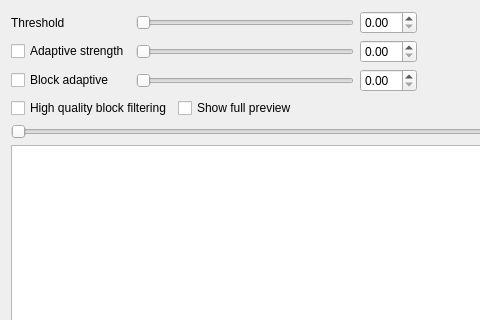
The window that avidemux_plugins/ADM_videoFilters6/asharp/qt4/asharp.ui (mean00/avidemux2) describes before a commit, drawn with Qt 5; both pictures show x 0 to 480 and y 0 to 320 of the 645 by 450 pixel window.
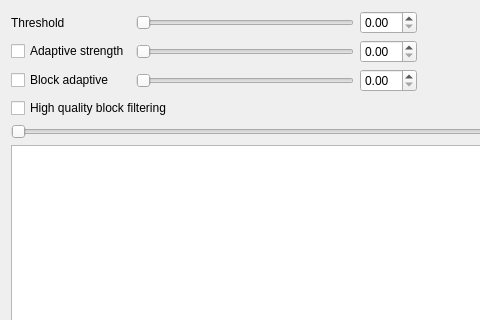
The same window after the commit. Custom widgets are drawn as their Qt base class.

Commit message: [asharp][mSharpen] enable Peek Original. Delete old diverse preview modes.

```diff
--- a/avidemux_plugins/ADM_videoFilters6/asharp/qt4/asharp.ui
+++ b/avidemux_plugins/ADM_videoFilters6/asharp/qt4/asharp.ui
@@ -142,13 +142,6 @@
        </property>
       </widget>
      </item>
-     <item>
-      <widget class="QCheckBox" name="checkBoxFullPreview">
-       <property name="text">
-        <string>Show full preview</string>
-       </property>
-      </widget>
-     </item>
      <item>
       <spacer name="fullPreviewSpacer">
        <property name="orientation">
```
The commit also changes 9 other files.
